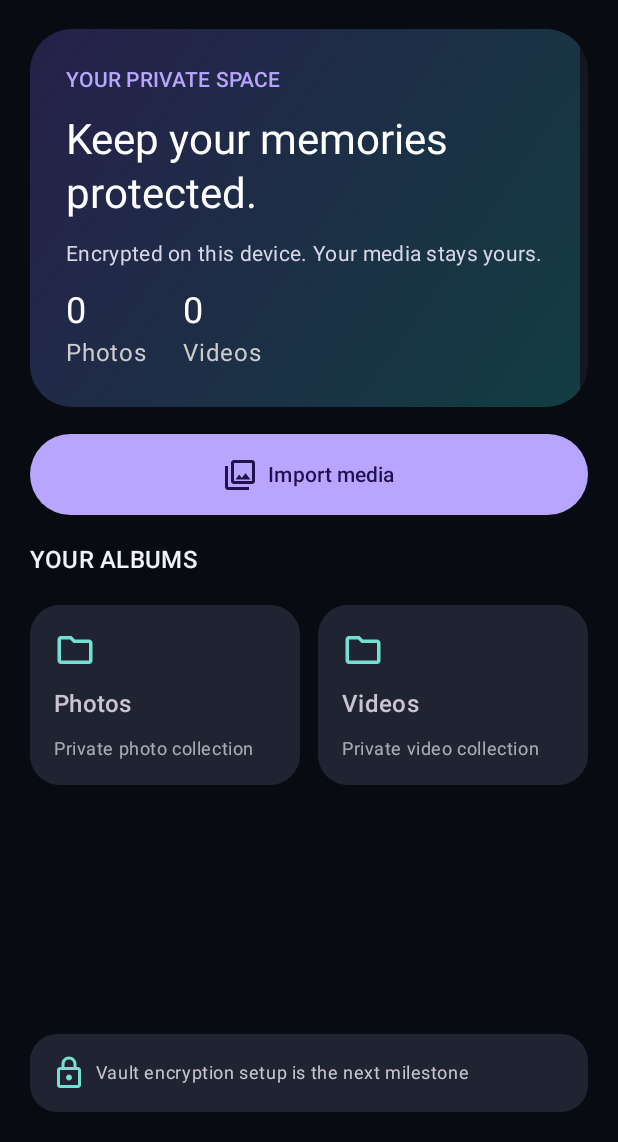
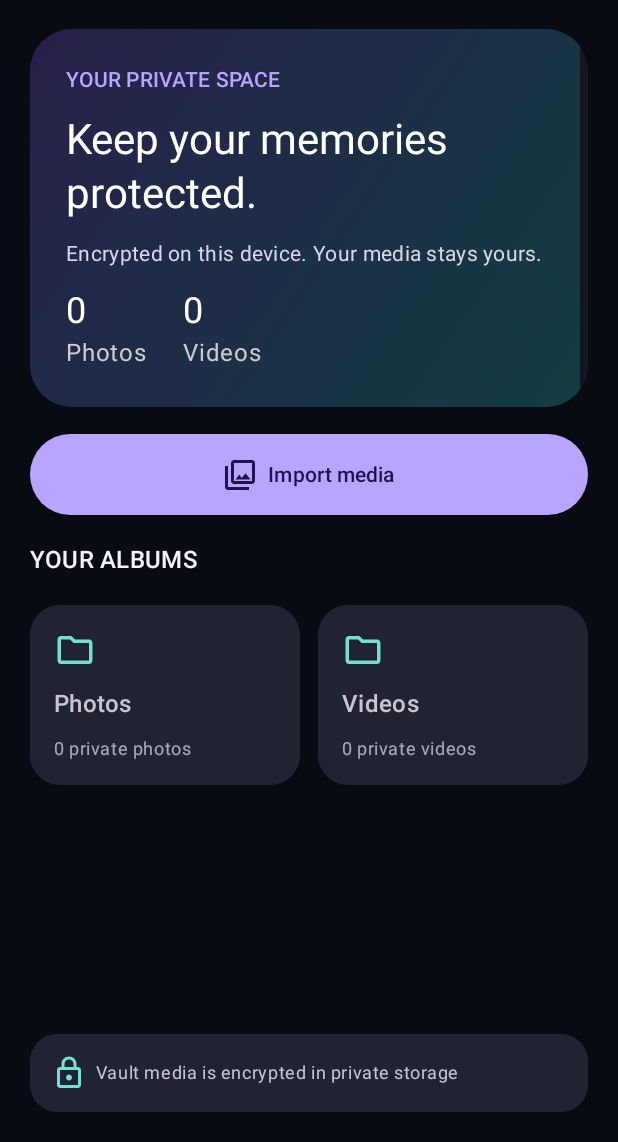
Before and after one commit to diycraftchannel83-create/Photo-Locker, an Android app built with Jetpack Compose: the composable PhotoLockerHome shown on its own in the app's theme, on a phone screen of 412 x 824 dp, the part 94-1236 px from its top. Run offline under Robolectric (Android 15) with nearby library versions, the phone set to English and light mode, and no system bars; our stand-ins replace Room's generated code; 1 statement that could not run was skipped.

Commit message:
Implement Photo Picker import and encrypted media counts

```diff
--- a/app/src/main/java/com/winsmediatama/photolocker/ui/home/PhotoLockerHome.kt
+++ b/app/src/main/java/com/winsmediatama/photolocker/ui/home/PhotoLockerHome.kt
@@ -1,5 +1,11 @@
 package com.winsmediatama.photolocker.ui.home
 
+import android.content.Context
+import android.net.Uri
+import android.provider.OpenableColumns
+import androidx.activity.compose.rememberLauncherForActivityResult
+import androidx.activity.result.PickVisualMediaRequest
+import androidx.activity.result.contract.ActivityResultContracts
 import androidx.compose.foundation.background
 import androidx.compose.foundation.layout.Arrangement
 import androidx.compose.foundation.layout.Column
@@ -21,17 +27,70 @@ import androidx.compose.material3.Card
 import androidx.compose.material3.CardDefaults
 import androidx.compose.material3.Icon
 import androidx.compose.material3.MaterialTheme
+import androidx.compose.material3.Surface
 import androidx.compose.material3.Text
-import androidx.compose.material3.Surface
 import androidx.compose.runtime.Composable
+import androidx.compose.runtime.collectAsState
+import androidx.compose.runtime.getValue
+import androidx.compose.runtime.mutableStateOf
+import androidx.compose.runtime.remember
+import androidx.compose.runtime.setValue
 import androidx.compose.ui.Alignment
 import androidx.compose.ui.Modifier
 import androidx.compose.ui.graphics.Brush
 import androidx.compose.ui.graphics.Color
 import androidx.compose.ui.unit.dp
+import androidx.compose.ui.platform.LocalContext
+import androidx.compose.ui.text.style.TextAlign
+import androidx.lifecycle.compose.collectAsStateWithLifecycle
+import com.winsmediatama.photolocker.core.storage.VaultStorageManager
+import com.winsmediatama.photolocker.data.database.PhotoLockerDatabase
+import com.winsmediatama.photolocker.data.database.VaultMediaEntity
+import kotlinx.coroutines.Dispatchers
+import kotlinx.coroutines.launch
+import androidx.compose.runtime.rememberCoroutineScope
 
 @Composable
 fun PhotoLockerHome() {
+    val context = LocalContext.current
+    val db = remember(context) { PhotoLockerDatabase.getInstance(context) }
+    val storage = remember(context) { VaultStorageManager(context) }
+    val scope = rememberCoroutineScope()
+    val photoCount by db.vaultMediaDao().observePhotoCount().collectAsStateWithLifecycle(initialValue = 0)
+    val videoCount by db.vaultMediaDao().observeVideoCount().collectAsStateWithLifecycle(initialValue = 0)
+    var importStatus by remember { mutableStateOf("") }
+
+    val picker = rememberLauncherForActivityResult(ActivityResultContracts.PickMultipleVisualMedia(50)) { uris: List<Uri> ->
+        if (uris.isNotEmpty()) {
+            scope.launch(Dispatchers.IO) {
+                var importedCount = 0
+                var failedCount = 0
+                uris.forEach { uri ->
+                    try {
+                        val media = storage.importUri(uri)
+                        val kind = if (media.mimeType?.startsWith("video/") == true) "VIDEO" else "PHOTO"
+                        val originalSize = querySize(context, uri) ?: media.byteSize
+                        db.vaultMediaDao().insert(
+                            VaultMediaEntity(
+                                vaultId = media.vaultId,
+                                encryptedFileName = media.encryptedFile.name,
+                                displayName = media.originalDisplayName,
+                                mimeType = media.mimeType,
+                                originalSizeBytes = originalSize,
+                                importedAtMillis = System.currentTimeMillis(),
+                                mediaKind = kind
+                            )
+                        )
+                        importedCount++
+                    } catch (_: Exception) {
+                        failedCount++
+                    }
+                }
+                importStatus = "Imported $importedCount media${if (failedCount > 0) ", $failedCount failed" else ""}."
+            }
+        }
+    }
+
     Column(
         modifier = Modifier.fillMaxSize().background(MaterialTheme.colorScheme.background).padding(20.dp),
         verticalArrangement = Arrangement.spacedBy(18.dp)
@@ -60,37 +119,45 @@ fun PhotoLockerHome() {
                 Text("Encrypted on this device. Your media stays yours.", color = Color(0xFFD7D7E8), style = MaterialTheme.typography.bodyMedium)
                 Row(horizontalArrangement = Arrangement.spacedBy(24.dp) ) {
                     Column {
-                        Text("0", color = Color.White, style = MaterialTheme.typography.headlineSmall)
+                        Text(photoCount.toString(), color = Color.White, style = MaterialTheme.typography.headlineSmall)
                         Text("Photos", color = Color.LightGray)
                     }
                     Column {
-                        Text("0", color = Color.White, style = MaterialTheme.typography.headlineSmall)
+                        Text(videoCount.toString(), color = Color.White, style = MaterialTheme.typography.headlineSmall)
                         Text("Videos", color = Color.LightGray)
                     }
                 }
             }
         }
 
-        Button(onClick = { /* Import flow will be added in the next milestone. */ }, modifier = Modifier.fillMaxWidth().height(54.dp)) {
+        Button(onClick = { picker.launch(PickVisualMediaRequest(ActivityResultContracts.PickVisualMedia.ImageAndVideo)) }, modifier = Modifier.fillMaxWidth().height(54.dp)) {
             Icon(Icons.Outlined.PhotoLibrary, contentDescription = null)
             Text("  Import media")
         }
+        if (importStatus.isNotBlank()) Text(importStatus, style = MaterialTheme.typography.bodySmall, color = MaterialTheme.colorScheme.secondary, textAlign = TextAlign.Center, modifier = Modifier.fillMaxWidth())
 
         Text("YOUR ALBUMS", style = MaterialTheme.typography.titleMedium)
         Row(horizontalArrangement = Arrangement.spacedBy(12.dp), modifier = Modifier.fillMaxWidth()) {
-            AlbumPlaceholder("Photos", "Private photo collection", Modifier.weight(1f))
-            AlbumPlaceholder("Videos", "Private video collection", Modifier.weight(1f))
+            AlbumPlaceholder("Photos", "$photoCount private photos", Modifier.weight(1f))
+            AlbumPlaceholder("Videos", "$videoCount private videos", Modifier.weight(1f))
         }
 
         Spacer(Modifier.weight(1f))
         Surface(shape = RoundedCornerShape(18.dp), color = MaterialTheme.colorScheme.surfaceVariant, modifier = Modifier.fillMaxWidth()) {
             Row(modifier = Modifier.padding(14.dp), verticalAlignment = Alignment.CenterVertically) {
                 Icon(Icons.Outlined.Lock, contentDescription = null, tint = MaterialTheme.colorScheme.secondary)
-                Text("  Vault encryption setup is the next milestone", style = MaterialTheme.typography.bodySmall)
+                Text("  Vault media is encrypted in private storage", style = MaterialTheme.typography.bodySmall)
             }
         }
     }
 }
+
+private fun querySize(context: Context, uri: Uri): Long? {
+    return context.contentResolver.query(uri, arrayOf(OpenableColumns.SIZE), null, null, null)?.use { cursor ->
+        if (cursor.moveToFirst() && !cursor.isNull(0)) cursor.getLong(0) else null
+    }
+}
+
 
 @Composable
 private fun AlbumPlaceholder(title: String, subtitle: String, modifier: Modifier = Modifier) {
```
